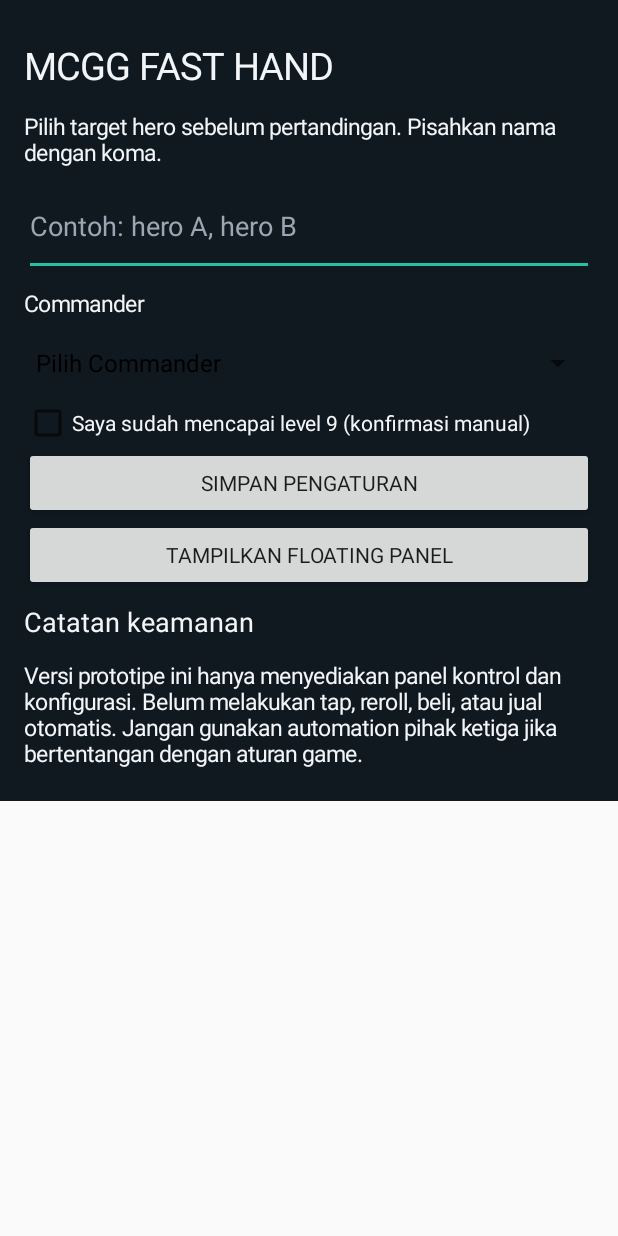
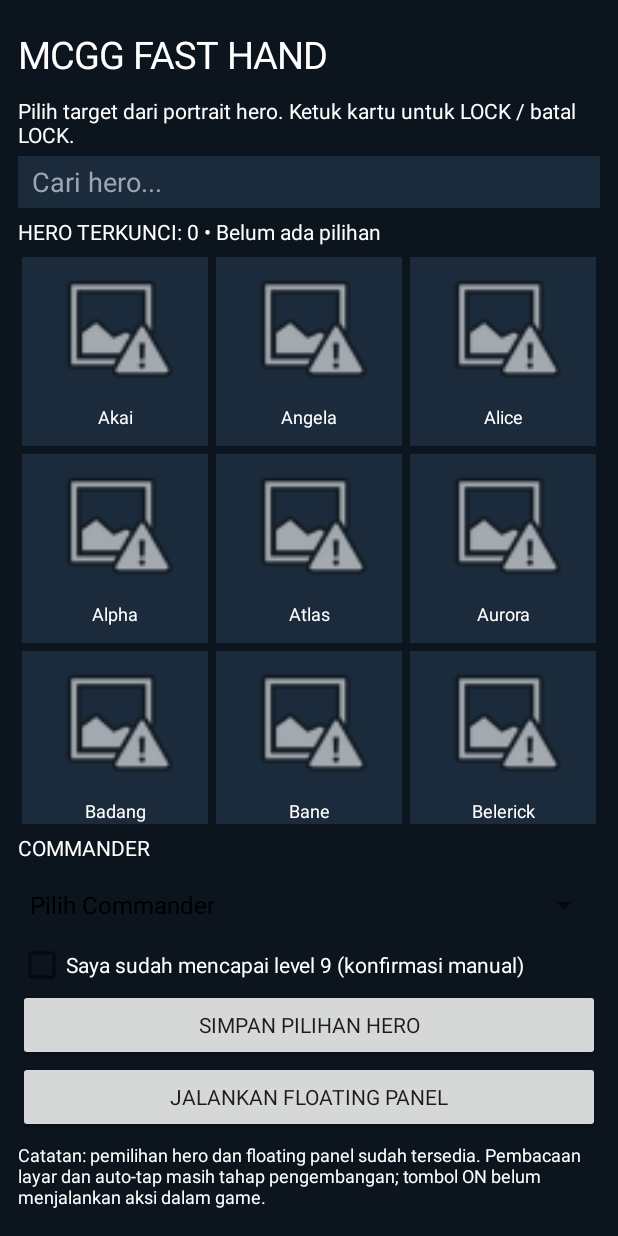
Before and after one commit to edwin040/MVP, an Android app: the screen it shows after launch (MainActivity), on a phone screen of 412 x 824 dp. Run offline under Robolectric (Android 15) with nearby library versions, the phone set to English and light mode, and no system bars; our stand-ins replace Picasso; pictures from the network do not load.

Commit message:
Replace text hero input with visual hero picker

```diff
--- a/app/src/main/java/com/mcgg/fasthand/MainActivity.kt
+++ b/app/src/main/java/com/mcgg/fasthand/MainActivity.kt
@@ -4,69 +4,150 @@ import android.content.Intent
 import android.net.Uri
 import android.os.Bundle
 import android.provider.Settings
+import android.graphics.Color
+import android.graphics.Typeface
+import android.text.Editable
+import android.text.TextWatcher
 import android.view.Gravity
+import android.view.View
 import android.view.ViewGroup
 import android.widget.*
 import androidx.appcompat.app.AppCompatActivity
+import androidx.core.content.ContextCompat
+import com.squareup.picasso.Picasso
+
+data class HeroItem(val name: String, val image: String)
 
 class MainActivity : AppCompatActivity() {
     private val prefs by lazy { getSharedPreferences("mcgg_config", MODE_PRIVATE) }
-    private lateinit var heroes: EditText
+    private val heroes = listOf(
+        "Akai","Angela","Alice","Alpha","Atlas","Aurora","Badang","Bane","Belerick","Beatrix",
+        "Chou","Claude","Cici","Dyrroth","Edith","Eudora","Fanny","Faramis","Franco","Freya",
+        "Gatotkaca","Gord","Granger","Grock","Guinevere","Harith","Harley","Hayabusa","Irithel",
+        "Johnson","Kadita","Karina","Karrie","Layla","Leomord","Ling","Lunox","Luo Yi","Martis",
+        "Mathilda","Melissa","Minotaur","Miya","Moskov","Nana","Natalia","Odette","Paquito",
+        "Phoveus","Roger","Saber","Sora","Thamuz","Tigreal","Vale","Vexana","Wanwan","X.Borg",
+        "Yin","Zhuxin","Zilong"
+    ).map { HeroItem(it, "https://raw.githubusercontent.com/Ceplin03/database-mlbb.Mobile-Legends-Bang-Bang/master/images-hero/${it.lowercase().replace(" ", "").replace(".", "")}.png") }
+
+    private val selected = linkedSetOf<String>()
+    private lateinit var grid: GridLayout
+    private lateinit var search: EditText
+    private lateinit var selectedLabel: TextView
     private lateinit var commander: Spinner
     private lateinit var levelNine: CheckBox
 
     override fun onCreate(savedInstanceState: Bundle?) {
         super.onCreate(savedInstanceState)
+        selected.addAll(prefs.getStringSet("selected_heroes", emptySet()) ?: emptySet())
         val root = LinearLayout(this).apply {
             orientation = LinearLayout.VERTICAL
-            setPadding(24, 28, 24, 24)
-            setBackgroundColor(0xFF101820.toInt())
+            setPadding(18, 20, 18, 20)
+            setBackgroundColor(Color.rgb(12, 20, 30))
         }
-        fun label(text: String, size: Float = 15f) = TextView(this).apply {
-            this.text = text; textSize = size; setTextColor(0xFFF3F6F8.toInt())
-            setPadding(0, 12, 0, 8)
+        fun label(value: String, size: Float = 14f) = TextView(this).apply {
+            text = value; textSize = size; setTextColor(Color.WHITE)
+            setPadding(0, 9, 0, 7)
         }
         root.addView(label("MCGG FAST HAND", 25f))
-        root.addView(label("Pilih target hero sebelum pertandingan. Pisahkan nama dengan koma."))
-        heroes = EditText(this).apply {
-            hint = "Contoh: hero A, hero B"; setTextColor(0xFFFFFFFF.toInt())
-            setHintTextColor(0xFF9AA7B2.toInt()); setText(prefs.getString("heroes", ""))
-            setSingleLine(false); minLines = 2
+        root.addView(label("Pilih target dari portrait hero. Ketuk kartu untuk LOCK / batal LOCK."))
+        search = EditText(this).apply {
+            hint = "Cari hero..."; setSingleLine(true)
+            setTextColor(Color.WHITE); setHintTextColor(0xFF9AA7B2.toInt())
+            setPadding(14, 8, 14, 8)
+            setBackgroundColor(0xFF1B2B3B.toInt())
         }
-        root.addView(heroes, LinearLayout.LayoutParams(-1, ViewGroup.LayoutParams.WRAP_CONTENT))
-        root.addView(label("Commander"))
+        root.addView(search, LinearLayout.LayoutParams(-1, 52))
+        selectedLabel = label("")
+        root.addView(selectedLabel)
+        val gridScroll = ScrollView(this)
+        grid = GridLayout(this).apply { columnCount = 3; useDefaultMargins = true }
+        gridScroll.addView(grid)
+        root.addView(gridScroll, LinearLayout.LayoutParams(-1, 0, 1f))
+        root.addView(label("COMMANDER"))
         commander = Spinner(this).apply {
             adapter = ArrayAdapter(this@MainActivity, android.R.layout.simple_spinner_dropdown_item,
-                listOf("Pilih Commander", "Guinevere", "Commander lain"))
+                listOf("Pilih Commander", "Guinevere", "Lainnya"))
             setSelection(prefs.getInt("commander", 0))
         }
         root.addView(commander)
         levelNine = CheckBox(this).apply {
             text = "Saya sudah mencapai level 9 (konfirmasi manual)"
-            setTextColor(0xFFF3F6F8.toInt()); isChecked = prefs.getBoolean("level9", false)
+            setTextColor(Color.WHITE); isChecked = prefs.getBoolean("level9", false)
         }
         root.addView(levelNine)
-        val save = Button(this).apply { text = "SIMPAN PENGATURAN" }
+        val save = Button(this).apply { text = "SIMPAN PILIHAN HERO" }
         root.addView(save)
         save.setOnClickListener {
-            prefs.edit().putString("heroes", heroes.text.toString())
+            prefs.edit().putStringSet("selected_heroes", HashSet(selected))
                 .putInt("commander", commander.selectedItemPosition)
                 .putBoolean("level9", levelNine.isChecked).apply()
-            Toast.makeText(this, "Pengaturan tersimpan", Toast.LENGTH_SHORT).show()
+            Toast.makeText(this, "Pilihan tersimpan: ${selected.size} hero", Toast.LENGTH_SHORT).show()
         }
-        val start = Button(this).apply { text = "TAMPILKAN FLOATING PANEL" }
-        root.addView(start)
-        start.setOnClickListener {
+        val launch = Button(this).apply { text = "JALANKAN FLOATING PANEL" }
+        root.addView(launch)
+        launch.setOnClickListener {
             if (!Settings.canDrawOverlays(this)) {
-                startActivity(Intent(Settings.ACTION_MANAGE_OVERLAY_PERMISSION,
-                    Uri.parse("package:$packageName")))
+                startActivity(Intent(Settings.ACTION_MANAGE_OVERLAY_PERMISSION, Uri.parse("package:$packageName")))
             } else {
-                startService(Intent(this, OverlayService::class.java))
-                Toast.makeText(this, "Floating panel dijalankan", Toast.LENGTH_SHORT).show()
+                ContextCompat.startForegroundService(this, Intent(this, OverlayService::class.java))
+                Toast.makeText(this, "Panel mengambang dimulai", Toast.LENGTH_SHORT).show()
             }
         }
-        root.addView(label("Catatan keamanan", 18f))
-        root.addView(label("Versi prototipe ini hanya menyediakan panel kontrol dan konfigurasi. Belum melakukan tap, reroll, beli, atau jual otomatis. Jangan gunakan automation pihak ketiga jika bertentangan dengan aturan game."))
-        setContentView(ScrollView(this).apply { addView(root) })
+        root.addView(label("Catatan: pemilihan hero dan floating panel sudah tersedia. Pembacaan layar dan auto-tap masih tahap pengembangan; tombol ON belum menjalankan aksi dalam game.", 12f))
+        setContentView(root)
+        renderHeroes(heroes)
+        search.addTextChangedListener(object : TextWatcher {
+            override fun beforeTextChanged(s: CharSequence?, start: Int, count: Int, after: Int) {}
+            override fun onTextChanged(s: CharSequence?, start: Int, before: Int, count: Int) {
+                renderHeroes(heroes.filter { it.name.contains(s.toString(), true) })
+            }
+            override fun afterTextChanged(s: Editable?) {}
+        })
     }
+
+    private fun renderHeroes(items: List<HeroItem>) {
+        grid.removeAllViews()
+        items.forEach { hero ->
+            val isSelected = selected.contains(hero.name)
+            val card = LinearLayout(this).apply {
+                orientation = LinearLayout.VERTICAL; gravity = Gravity.CENTER
+                setPadding(5, 5, 5, 7)
+                setBackgroundColor(if (isSelected) 0xFF155E59.toInt() else 0xFF1B2B3B.toInt())
+            }
+            val image = ImageView(this).apply {
+                scaleType = ImageView.ScaleType.CENTER_CROP
+                contentDescription = hero.name
+            }
+            Picasso.get().load(hero.image).fit().centerCrop()
+                .placeholder(android.R.drawable.ic_menu_gallery)
+                .error(android.R.drawable.ic_menu_report_image).into(image)
+            card.addView(image, LinearLayout.LayoutParams(dp(88), dp(88)))
+            val name = TextView(this).apply {
+                text = if (isSelected) "✓ ${hero.name}" else hero.name
+                setTextColor(Color.WHITE); textSize = 12f; gravity = Gravity.CENTER
+                setTypeface(null, if (isSelected) Typeface.BOLD else Typeface.NORMAL)
+                maxLines = 1
+            }
+            card.addView(name, LinearLayout.LayoutParams(-1, dp(30)))
+            card.setOnClickListener {
+                if (!selected.add(hero.name)) selected.remove(hero.name)
+                renderHeroes(heroes.filter { it.name.contains(search.text.toString(), true) })
+                updateSelectedLabel()
+            }
+            val lp = GridLayout.LayoutParams().apply {
+                width = 0; height = ViewGroup.LayoutParams.WRAP_CONTENT
+                columnSpec = GridLayout.spec(GridLayout.UNDEFINED, 1f)
+                setMargins(dp(3), dp(3), dp(3), dp(3))
+            }
+            grid.addView(card, lp)
+        }
+        updateSelectedLabel()
+    }
+
+    private fun updateSelectedLabel() {
+        selectedLabel.text = "HERO TERKUNCI: ${selected.size} • " +
+            if (selected.isEmpty()) "Belum ada pilihan" else selected.joinToString(", ")
+    }
+    private fun dp(v: Int) = (v * resources.displayMetrics.density).toInt()
 }
```
